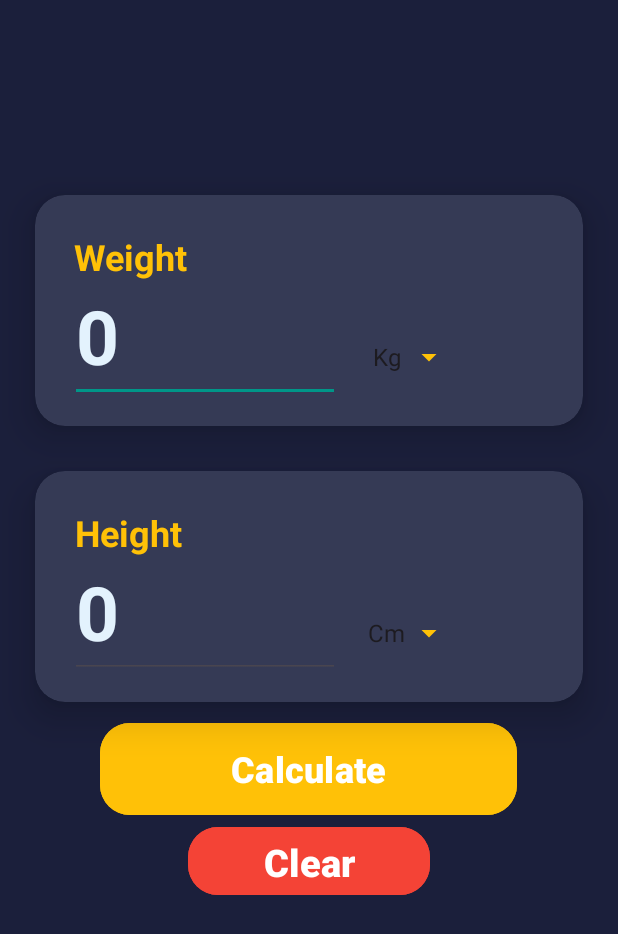
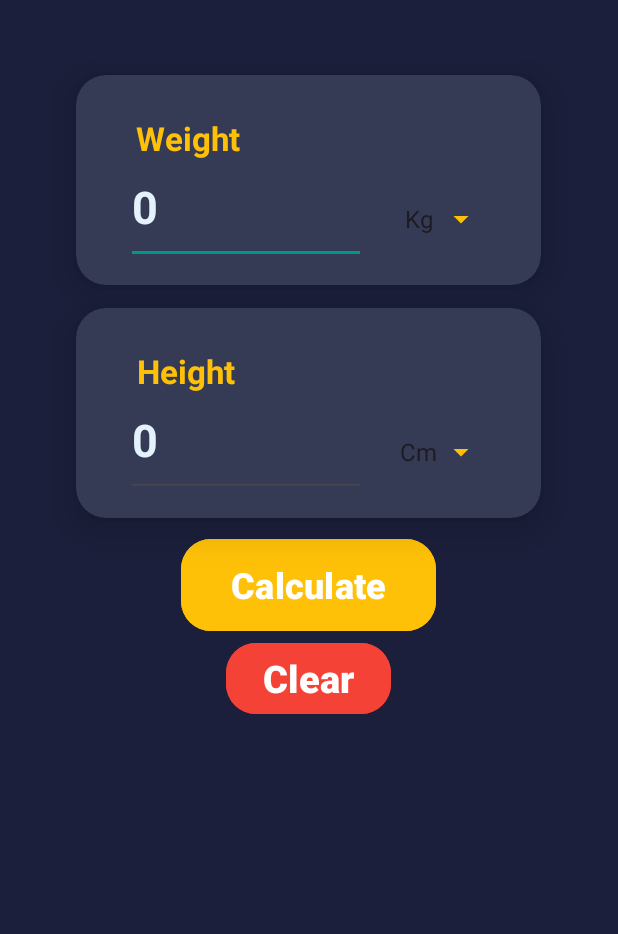
Before and after one commit to haroonwaheed19/BMICalCulator, an Android app: the screen it shows after launch (MainActivity), on a phone screen of 412 x 824 dp. Shown: the top 934 px of the screen. Run offline under Robolectric (Android 15) with nearby library versions, the phone set to English and light mode, and no system bars.

Commit message:
Fix the Screen Compatibility for different Mobile Screen

```diff
--- a/app/src/main/res/layout/activity_main.xml
+++ b/app/src/main/res/layout/activity_main.xml
@@ -19,10 +19,10 @@
 
             <androidx.cardview.widget.CardView
                 android:id="@+id/cvWeight"
-                android:layout_width="@dimen/dim_365"
-                android:layout_height="@dimen/dim_154"
+                android:layout_width="@dimen/dim_310"
+                android:layout_height="@dimen/dim_140"
                 android:layout_gravity="center_horizontal"
-                android:layout_marginTop="@dimen/dim_130"
+                android:layout_marginTop="@dimen/dim_50"
                 android:animateLayoutChanges="false"
                 app:cardBackgroundColor="@color/card_background"
                 app:cardCornerRadius="@dimen/dim_20"
@@ -38,30 +38,31 @@
                         android:layout_width="wrap_content"
                         android:layout_height="wrap_content"
                         android:text="Weight"
+                        android:padding="@dimen/dim_5"
                         android:textColor="@color/text_Hint"
-                        android:textSize="@dimen/font_size_24"
+                        android:textSize="@dimen/font_size_22"
                         android:textStyle="bold"
                         app:layout_constraintBottom_toBottomOf="parent"
                         app:layout_constraintEnd_toEndOf="parent"
-                        app:layout_constraintHorizontal_bias="0.09"
+                        app:layout_constraintHorizontal_bias="0.15"
                         app:layout_constraintStart_toStartOf="parent"
                         app:layout_constraintTop_toTopOf="parent"
-                        app:layout_constraintVertical_bias="0.204" />
+                        app:layout_constraintVertical_bias="0.22" />
 
                     <EditText
                         android:id="@+id/etWeight"
-                        android:layout_width="@dimen/dim_180"
-                        android:layout_height="@dimen/dim_80"
+                        android:layout_width="@dimen/dim_160"
+                        android:layout_height="@dimen/dim_75"
                         android:ems="10"
                         android:hint="0"
                         android:inputType="numberDecimal"
                         android:textColor="@color/amber"
                         android:textColorHint="@color/blue_50"
-                        android:textSize="@dimen/font_size_50"
+                        android:textSize="@dimen/font_size_30"
                         android:textStyle="bold"
                         app:layout_constraintBottom_toBottomOf="parent"
                         app:layout_constraintEnd_toEndOf="parent"
-                        app:layout_constraintHorizontal_bias="0.126"
+                        app:layout_constraintHorizontal_bias="0.22"
                         app:layout_constraintStart_toStartOf="parent"
                         app:layout_constraintTop_toTopOf="parent"
                         app:layout_constraintVertical_bias="0.783" />
@@ -80,7 +81,7 @@
                         android:textAlignment="center"
                         app:layout_constraintBottom_toBottomOf="parent"
                         app:layout_constraintEnd_toEndOf="parent"
-                        app:layout_constraintHorizontal_bias="0.72"
+                        app:layout_constraintHorizontal_bias="0.87"
                         app:layout_constraintStart_toStartOf="parent"
                         app:layout_constraintTop_toTopOf="parent"
                         app:layout_constraintVertical_bias="0.85" />
@@ -90,20 +91,15 @@
 
             <androidx.cardview.widget.CardView
                 android:id="@+id/cvHeight"
-                android:layout_width="@dimen/dim_365"
-                android:layout_height="@dimen/dim_154"
+                android:layout_width="@dimen/dim_310"
+                android:layout_height="@dimen/dim_140"
                 android:layout_gravity="center_horizontal"
-                android:layout_marginTop="@dimen/dim_30"
+                android:layout_marginTop="@dimen/dim_15"
+                android:animateLayoutChanges="false"
                 app:cardBackgroundColor="@color/card_background"
                 app:cardCornerRadius="@dimen/dim_20"
                 app:cardElevation="@dimen/dim_15"
-                app:cardMaxElevation="@dimen/dim_15"
-                app:layout_constraintBottom_toBottomOf="parent"
-                app:layout_constraintEnd_toEndOf="parent"
-                app:layout_constraintHorizontal_bias="0.5"
-                app:layout_constraintStart_toStartOf="parent"
-                app:layout_constraintTop_toTopOf="parent"
-                app:layout_constraintVertical_bias="0.32">
+                app:cardMaxElevation="@dimen/dim_15">
 
                 <androidx.constraintlayout.widget.ConstraintLayout
                     android:layout_width="match_parent"
@@ -114,30 +110,31 @@
                         android:layout_width="wrap_content"
                         android:layout_height="wrap_content"
                         android:text="Height"
+                        android:padding="@dimen/dim_5"
                         android:textColor="@color/text_Hint"
-                        android:textSize="@dimen/font_size_24"
+                        android:textSize="@dimen/font_size_22"
                         android:textStyle="bold"
                         app:layout_constraintBottom_toBottomOf="parent"
                         app:layout_constraintEnd_toEndOf="parent"
-                        app:layout_constraintHorizontal_bias="0.09"
+                        app:layout_constraintHorizontal_bias="0.15"
                         app:layout_constraintStart_toStartOf="parent"
                         app:layout_constraintTop_toTopOf="parent"
-                        app:layout_constraintVertical_bias="0.204" />
+                        app:layout_constraintVertical_bias="0.22" />
 
                     <EditText
                         android:id="@+id/etHeight"
-                        android:layout_width="@dimen/dim_180"
-                        android:layout_height="@dimen/dim_80"
+                        android:layout_width="@dimen/dim_160"
+                        android:layout_height="@dimen/dim_75"
                         android:ems="10"
                         android:hint="0"
                         android:inputType="numberDecimal"
                         android:textColor="@color/amber"
                         android:textColorHint="@color/blue_50"
-                        android:textSize="@dimen/font_size_50"
+                        android:textSize="@dimen/font_size_30"
                         android:textStyle="bold"
                         app:layout_constraintBottom_toBottomOf="parent"
                         app:layout_constraintEnd_toEndOf="parent"
-                        app:layout_constraintHorizontal_bias="0.126"
+                        app:layout_constraintHorizontal_bias="0.22"
                         app:layout_constraintStart_toStartOf="parent"
                         app:layout_constraintTop_toTopOf="parent"
                         app:layout_constraintVertical_bias="0.783" />
@@ -156,7 +153,7 @@
                         android:textAlignment="center"
                         app:layout_constraintBottom_toBottomOf="parent"
                         app:layout_constraintEnd_toEndOf="parent"
-                        app:layout_constraintHorizontal_bias="0.72"
+                        app:layout_constraintHorizontal_bias="0.87"
                         app:layout_constraintStart_toStartOf="parent"
                         app:layout_constraintTop_toTopOf="parent"
                         app:layout_constraintVertical_bias="0.85" />
@@ -166,7 +163,7 @@
 
             <Button
                 android:id="@+id/btCalculate"
-                android:layout_width="@dimen/dim_278"
+                android:layout_width="@dimen/dim_170"
                 android:layout_height="@dimen/dim_69"
                 android:layout_gravity="center_horizontal"
                 android:layout_marginTop="@dimen/dim_10"
@@ -177,18 +174,13 @@
                 android:textColorLink="@color/purple"
                 android:textSize="@dimen/font_size_24"
                 android:textStyle="bold"
-                app:cornerRadius="@dimen/dim_20"
-                app:layout_constraintBottom_toBottomOf="parent"
-                app:layout_constraintEnd_toEndOf="parent"
-                app:layout_constraintHorizontal_bias="0.496"
-                app:layout_constraintStart_toStartOf="parent"
-                app:layout_constraintTop_toTopOf="parent"
-                app:layout_constraintVertical_bias="0.55" />
+                app:cornerRadius="@dimen/dim_20" />
 
             <Button
                 android:id="@+id/btnClear"
-                android:layout_width="@dimen/dim_161"
-                android:layout_height="@dimen/dim_53"
+                android:layout_width="@dimen/dim_110"
+                android:layout_height="@dimen/dim_55"
+                android:padding="@dimen/dim_5"
                 android:layout_gravity="center_horizontal"
                 android:backgroundTint="@color/red"
                 android:text="Clear"
@@ -196,31 +188,20 @@
                 android:textColorLink="@color/red"
                 android:textSize="@dimen/font_size_25"
                 android:textStyle="bold"
-                app:cornerRadius="@dimen/dim_20"
-                app:layout_constraintBottom_toBottomOf="parent"
-                app:layout_constraintEnd_toEndOf="parent"
-                app:layout_constraintStart_toStartOf="parent"
-                app:layout_constraintTop_toTopOf="parent"
-                app:layout_constraintVertical_bias="0.48000002" />
+                app:cornerRadius="@dimen/dim_20" />
 
             <androidx.cardview.widget.CardView
                 android:id="@+id/cvResult"
-                android:layout_width="@dimen/dim_363"
-                android:layout_height="@dimen/dim_264"
+                android:layout_width="@dimen/dim_310"
+                android:layout_height="@dimen/dim_200"
                 android:layout_gravity="center_horizontal"
                 android:layout_marginTop="@dimen/dim_5"
-                android:layout_marginBottom="@dimen/dim_50"
+                android:layout_marginBottom="@dimen/dim_1"
                 android:visibility="gone"
                 app:cardBackgroundColor="@color/card_background"
                 app:cardCornerRadius="@dimen/dim_20"
                 app:cardElevation="@dimen/dim_15"
-                app:cardMaxElevation="@dimen/dim_15"
-                app:layout_constraintBottom_toBottomOf="parent"
-                app:layout_constraintEnd_toEndOf="parent"
-                app:layout_constraintHorizontal_bias="0.5"
-                app:layout_constraintStart_toStartOf="parent"
-                app:layout_constraintTop_toTopOf="parent"
-                app:layout_constraintVertical_bias="0.87">
+                app:cardMaxElevation="@dimen/dim_15">
 
                 <LinearLayout
                     android:layout_width="match_parent"
@@ -231,11 +212,11 @@
                         android:id="@+id/tvRes"
                         android:layout_width="match_parent"
                         android:layout_height="wrap_content"
-                        android:paddingStart="@dimen/dim_15"
-                        android:paddingTop="@dimen/dim_15"
+                        android:paddingStart="@dimen/dim_18"
+                        android:padding="@dimen/dim_8"
                         android:text="Result:"
                         android:textColor="@color/amber"
-                        android:textSize="@dimen/font_size_34"
+                        android:textSize="@dimen/font_size_30"
                         android:textStyle="bold" />
 
                     <TextView
@@ -244,7 +225,7 @@
                         android:layout_height="wrap_content"
                         android:textAlignment="center"
                         android:textColor="@color/white"
-                        android:textSize="@dimen/font_size_60"
+                        android:textSize="@dimen/font_size_30"
                         android:textStyle="bold" />
 
                     <TextView
@@ -253,17 +234,17 @@
                         android:layout_height="wrap_content"
                         android:textAlignment="center"
                         android:textColor="@color/dark_green"
-                        android:textSize="@dimen/font_size_34"
+                        android:textSize="@dimen/font_size_30"
                         android:textStyle="bold" />
 
                     <TextView
                         android:id="@+id/tvInfo"
                         android:layout_width="match_parent"
                         android:layout_height="wrap_content"
-                        android:paddingTop="@dimen/dim_20"
+                        android:padding="@dimen/dim_10"
                         android:textAlignment="center"
                         android:textColor="@color/amber"
-                        android:textSize="@dimen/font_size_25"
+                        android:textSize="@dimen/font_size_20"
                         android:textStyle="bold" />
                 </LinearLayout>
             </androidx.cardview.widget.CardView>
```
